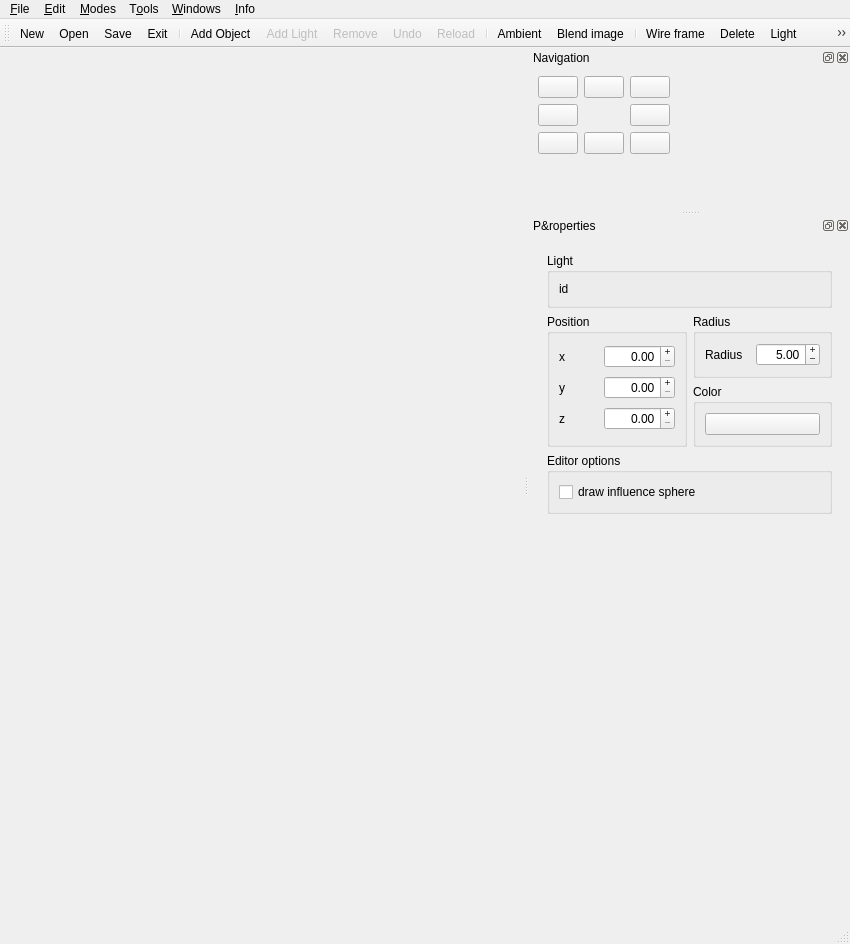
This is new_map_editor/mapeditor.ui in xaphier/Eternal-Lands as Qt 5 draws it before an edit. The edited form follows.
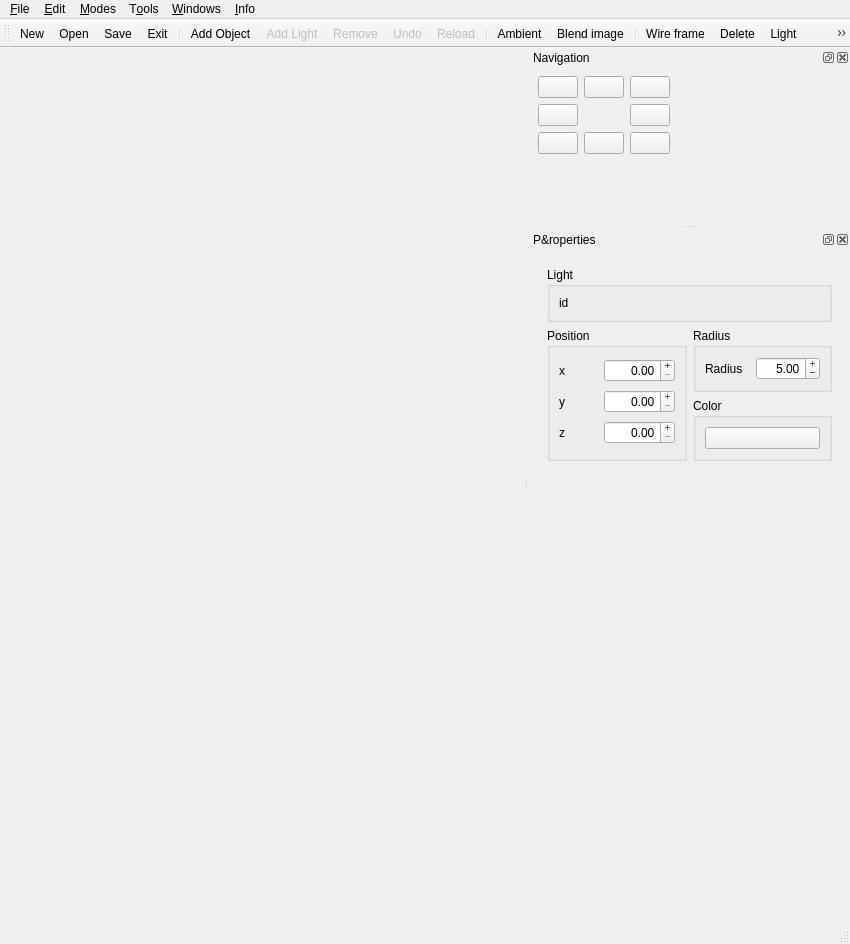
This is the edited form. Icons and pictures are not drawn. Custom widgets are drawn as their Qt base class.

```diff
--- a/new_map_editor/mapeditor.ui
+++ b/new_map_editor/mapeditor.ui
@@ -1186,7 +1186,7 @@
            </layout>
           </widget>
          </item>
-         <item row="4" column="0" colspan="2">
+         <item row="3" column="0" colspan="2">
           <spacer name="verticalSpacer">
            <property name="orientation">
             <enum>Qt::Vertical</enum>
@@ -1225,22 +1225,6 @@
            </layout>
           </widget>
          </item>
-         <item row="3" column="0" colspan="2">
-          <widget class="QGroupBox" name="groupBox_3">
-           <property name="title">
-            <string>Editor options</string>
-           </property>
-           <layout class="QVBoxLayout" name="verticalLayout_3">
-            <item>
-             <widget class="QCheckBox" name="checkBox">
-              <property name="text">
-               <string>draw influence sphere</string>
-              </property>
-             </widget>
-            </item>
-           </layout>
-          </widget>
-         </item>
         </layout>
        </widget>
        <widget class="QWidget" name="paint_page">
```
Left out of the diff: 54 changed lines with no effect on the pictures.
